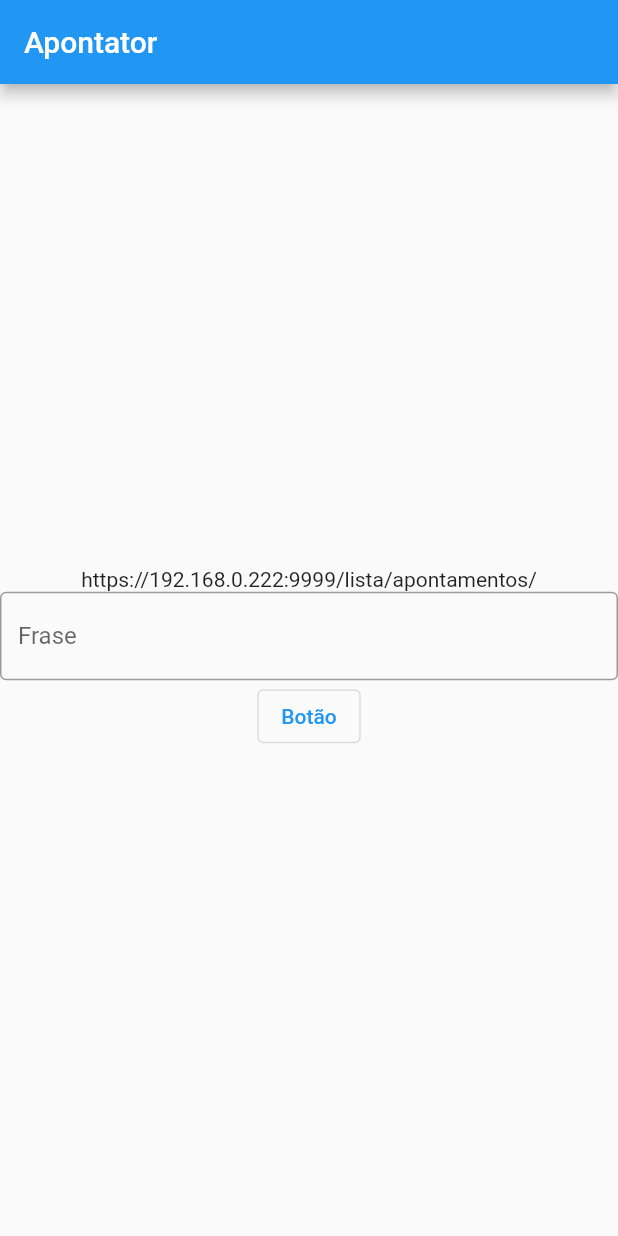
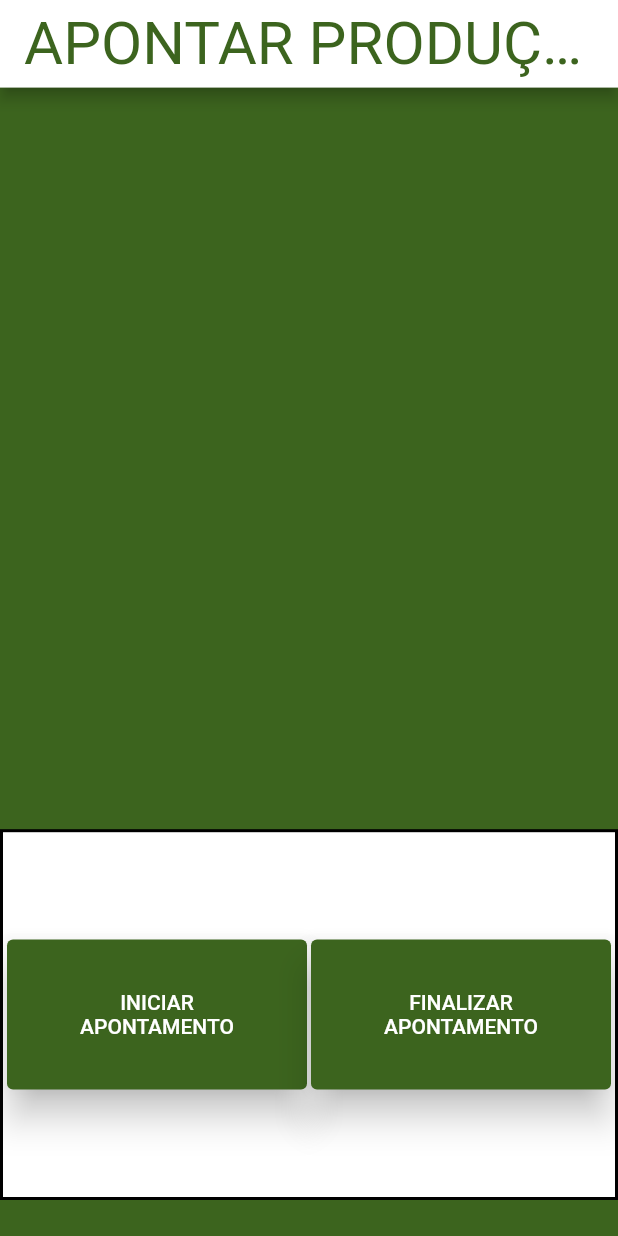
Before and after one commit to LucasZick/Apontator, a Flutter app: the screen it shows after launch, on a phone screen of 412 x 824 dp. Run offline on Flutter 3.47's test engine with Material 2 defaults, Android fonts, the phone set to English and light mode, and no system bars.

Commit message:
build - started layout

```diff
--- a/lib/main.dart
+++ b/lib/main.dart
@@ -1,4 +1,5 @@
 import 'package:flutter/material.dart';
+import 'package:apontator/screens/home_screen.dart';
 
 void main() {
   runApp(const MyApp());
@@ -6,36 +7,12 @@ void main() {
 
 class MyApp extends StatelessWidget {
   const MyApp({Key? key}) : super(key: key);
-  static const nomeProj = 'Apontator';
 
-  static const _api = 'https://192.168.0.222:9999/lista/apontamentos/';
-
+  // This widget is the root of your application.
   @override
   Widget build(BuildContext context) {
-    return MaterialApp(
-      title: nomeProj,
-      home: Scaffold(
-        appBar: AppBar(title: const Text(nomeProj)),
-        body: Center(
-          child: Column(
-            mainAxisSize: MainAxisSize.min,
-            children: [
-              const Text(_api),
-              const TextField(
-                textAlign: TextAlign.center,
-                decoration: InputDecoration(
-                  border: OutlineInputBorder(),
-                  labelText: 'Frase',
-                ),
-              ),
-              OutlinedButton(
-                onPressed: () {},
-                child: const Text('Botão'),
-              ),
-            ],
-          ),
-        ),
-      ),
+    return const MaterialApp(
+      home: HomeScreen(),
     );
   }
 }
--- /dev/null
+++ b/lib/screens/home_screen.dart
@@ -0,0 +1,28 @@
+import 'package:flutter/material.dart';
+import 'home_screen_components/text_app_bar.dart';
+import 'home_screen_components/container_mid.dart';
+import 'home_screen_components/container_bottom.dart';
+
+class HomeScreen extends StatelessWidget {
+  const HomeScreen({Key? key}) : super(key: key);
+
+  @override
+  Widget build(BuildContext context) {
+    return SafeArea(
+      child: Scaffold(
+        appBar: AppBar(
+          title: TextAppBar(text: 'APONTAR PRODUÇÃO'),
+          toolbarHeight: MediaQuery.of(context).size.height * 0.1 - 24,
+          backgroundColor: const Color.fromARGB(255, 255, 255, 255),
+        ),
+        backgroundColor: const Color.fromARGB(255, 60, 100, 30),
+        body: Column(
+          children: const [
+            ContainerMid(),
+            ContainerBottom(),
+          ],
+        ),
+      ),
+    );
+  }
+}
--- /dev/null
+++ b/lib/screens/home_screen_components/container_bottom.dart
@@ -0,0 +1,26 @@
+import 'package:apontator/screens/home_screen_components/create_button.dart';
+import 'package:flutter/material.dart';
+
+class ContainerBottom extends StatelessWidget {
+  const ContainerBottom({Key? key}) : super(key: key);
+
+  @override
+  Widget build(BuildContext context) {
+    return Container(
+      decoration: BoxDecoration(
+          border: Border.all(
+            width: 2,
+          ),
+          color: const Color.fromARGB(255, 255, 255, 255)),
+      width: double.infinity,
+      height: MediaQuery.of(context).size.height * 0.3,
+      child: Row(
+        mainAxisAlignment: MainAxisAlignment.spaceEvenly,
+        children: [
+          CreateButton(text: 'INICIAR\nAPONTAMENTO'),
+          CreateButton(text: 'FINALIZAR\nAPONTAMENTO')
+        ],
+      ),
+    );
+  }
+}
--- /dev/null
+++ b/lib/screens/home_screen_components/container_mid.dart
@@ -0,0 +1,14 @@
+import 'package:flutter/material.dart';
+
+class ContainerMid extends StatelessWidget {
+  const ContainerMid({Key? key}) : super(key: key);
+
+  @override
+  Widget build(BuildContext context) {
+    return SizedBox(
+      width: double.infinity,
+      height: MediaQuery.of(context).size.height * 0.6,
+      child: Column(children: const []),
+    );
+  }
+}
--- /dev/null
+++ b/lib/screens/home_screen_components/create_button.dart
@@ -0,0 +1,37 @@
+import 'package:flutter/material.dart';
+
+//Classe que cria os botões da Home Screen
+//parametros: texto , height e width (dimensões)
+
+class CreateButton extends StatelessWidget {
+  String text;
+  double height;
+  double width;
+
+  CreateButton(
+      {Key? key, this.text = '-', this.height = 100.0, this.width = 200.0})
+      : super(key: key);
+
+  @override
+  Widget build(BuildContext context) {
+    return SizedBox(
+      height: height,
+      width: width,
+      child: TextButton(
+        style: TextButton.styleFrom(
+            primary: const Color.fromARGB(255, 13, 37, 7),
+            backgroundColor: const Color.fromARGB(255, 60, 100, 30),
+            elevation: 10,
+            shadowColor: const Color.fromARGB(255, 0, 0, 0)),
+        child: Text(
+          text,
+          style: const TextStyle(
+            color: Color.fromARGB(255, 255, 255, 255),
+          ),
+          textAlign: TextAlign.center,
+        ),
+        onPressed: () {},
+      ),
+    );
+  }
+}
--- /dev/null
+++ b/lib/screens/home_screen_components/text_app_bar.dart
@@ -0,0 +1,23 @@
+import 'package:flutter/material.dart';
+
+/// classe que constroi o texto da AppBar da Home Screen
+/// parametros : texto e tamanho da fonte
+
+class TextAppBar extends StatelessWidget {
+  String text;
+  double fontSize;
+  TextAppBar({Key? key, this.text = '-', this.fontSize = 40}) : super(key: key);
+
+  @override
+  Widget build(BuildContext context) {
+    return Center(
+        child: Text(
+      text,
+      style: TextStyle(
+        fontSize: fontSize,
+        color: const Color.fromARGB(255, 60, 100, 30),
+        fontWeight: FontWeight.w400,
+      ),
+    ));
+  }
+}
--- a/pubspec.yaml
+++ b/pubspec.yaml
@@ -29,7 +29,7 @@ environment:
 dependencies:
   flutter:
     sdk: flutter
-
+  http: ^0.13.4
 
   # The following adds the Cupertino Icons font to your application.
   # Use with the CupertinoIcons class for iOS style icons.
```
Also changed, not shown: pubspec.lock.
